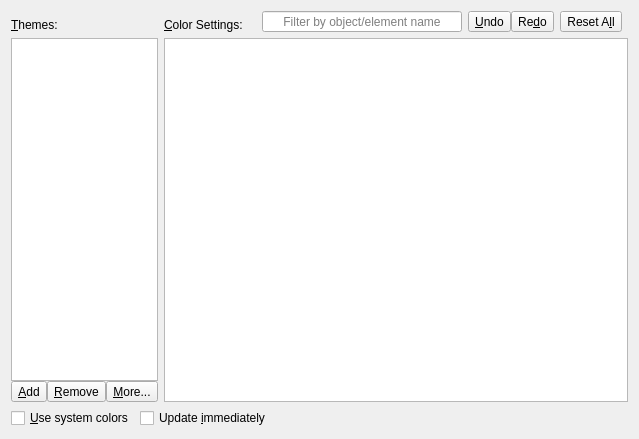
The window that src/frontends/qt/ui/PrefColorsUi.ui (kojiOnHill/lyx) describes before a commit, drawn with Qt 5.
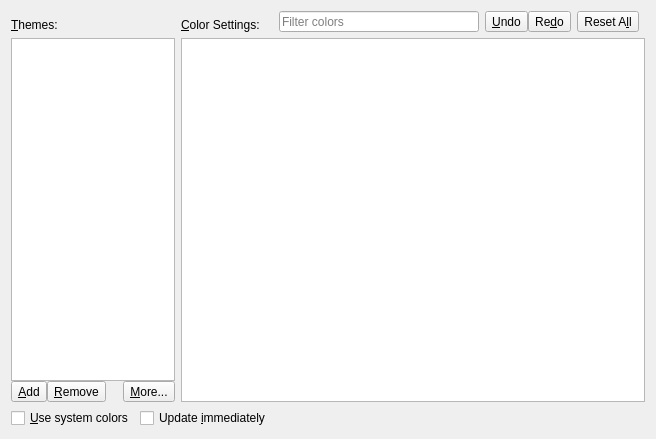
The same window after the commit.

Commit message: Redesign filter in PrefColorsUi

Diff of the .ui file:
```diff
--- a/src/frontends/qt/ui/PrefColorsUi.ui
+++ b/src/frontends/qt/ui/PrefColorsUi.ui
@@ -6,7 +6,7 @@
    <rect>
     <x>0</x>
     <y>0</y>
-    <width>636</width>
+    <width>656</width>
     <height>439</height>
    </rect>
   </property>
@@ -106,13 +106,10 @@
           </size>
          </property>
          <property name="toolTip">
-          <string>Enter a color name to search</string>
-         </property>
-         <property name="alignment">
-          <set>Qt::AlignCenter</set>
+          <string>Enter a string to filter colors</string>
          </property>
          <property name="placeholderText">
-          <string>Filter by object/element name</string>
+          <string>Filter colors</string>
          </property>
          <property name="clearButtonEnabled">
           <bool>true</bool>
```
